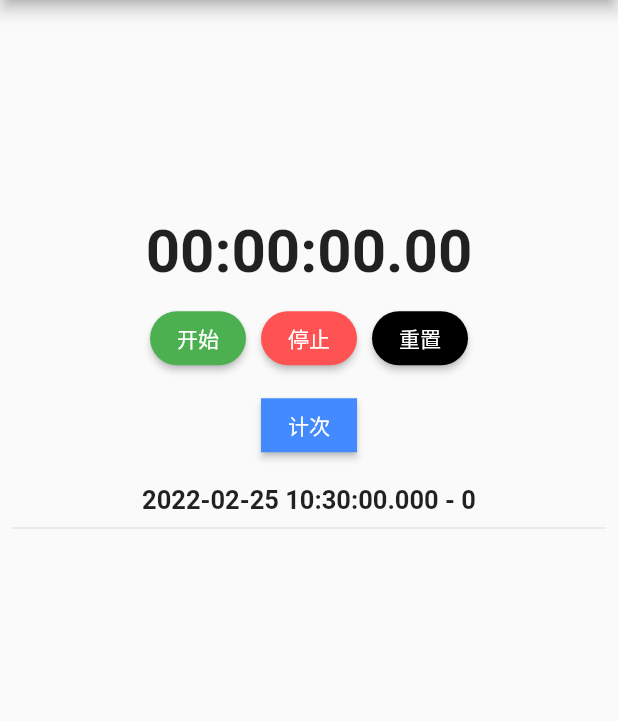
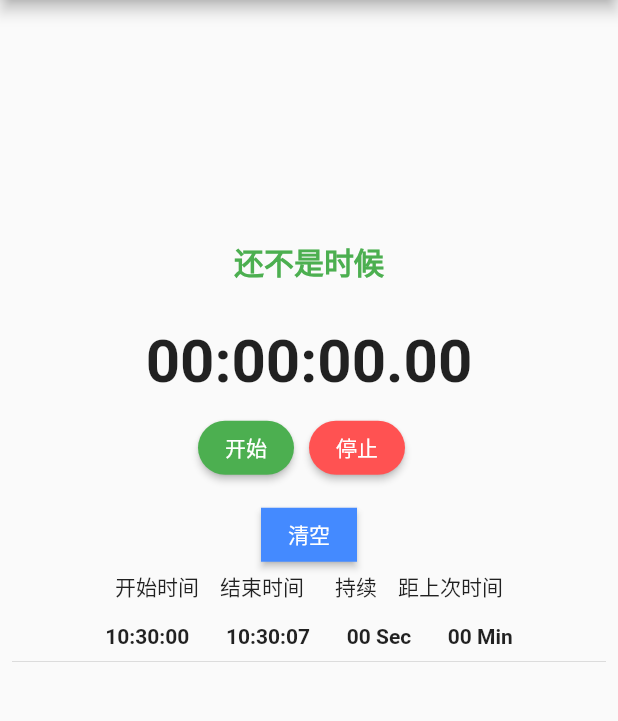
Before and after one commit to MuziLee-noob/gs_timer_mobile, a Flutter app: the screen it shows after launch, after a tap on "停止", on a phone screen of 412 x 824 dp, the part 84-805 px from its top. Run offline on Flutter 3.47's test engine with Material 2 defaults, Android fonts, the phone set to English and light mode, and no system bars; our stand-ins replace stop_watch_timer.

Commit message:
[feat] 完善时间列表；增加提醒功能

```diff
--- a/lib/main.dart
+++ b/lib/main.dart
@@ -44,6 +44,7 @@
   final _isHours = true;
   final _scrollController = ScrollController();
   final timeList = <TimeRecord>[];
+  bool emergency = false;
 
   @override
   void dispose() {
@@ -63,6 +64,37 @@
         child: Column(
           mainAxisAlignment: MainAxisAlignment.center,
           children: [
+            Container(
+                height: 50,
+                margin: const EdgeInsets.all(8),
+                child: StreamBuilder<bool>(
+                  stream: Stream.periodic(const Duration(milliseconds: 500), (value) {
+                    return emergency;
+                  }),
+                  initialData: emergency,
+                  builder: (context, snapshot) {
+                    final value = snapshot.data!;
+                    if (value) {
+                      return const Text(
+                        "你快生了",
+                        style: TextStyle(
+                            fontSize: 20, fontWeight: FontWeight.bold, color: Colors.red),
+                      );
+                    } else {
+                      return const Text(
+                        "还不是时候",
+                        style: TextStyle(
+                            fontSize: 20, fontWeight: FontWeight.bold, color: Colors.green),
+                      );
+                    }
+                  },
+                )
+/*              child: Text(
+                "状态：${(emergency ? "你快生了" : "还不是时候")}",
+                style: const TextStyle(
+                    fontSize: 14, fontWeight: FontWeight.bold, color: Colors.red),
+              ),*/
+            ),
             StreamBuilder<int>(
                 stream: _stopWatchTimer.rawTime,
                 initialData: _stopWatchTimer.rawTime.value,
@@ -111,27 +143,15 @@
                   ),
                   onPressed: () {
                     _stopWatchTimer.onExecute.add(StopWatchExecute.stop);
+                    timeRecord.endTime = DateTime.now();
                     timeRecord.interval = _stopWatchTimer.rawTime.value;
                     timeList.add(timeRecord);
+                    // 停止stream
                   },
                   child: const Text('停止'),
                 ),
                 const SizedBox(
                   width: 10.0,
-                ),
-                /**
-                 * 重置按钮
-                 */
-                ElevatedButton(
-                  style: ElevatedButton.styleFrom(
-                    primary: Colors.black,
-                    padding: const EdgeInsets.all(4),
-                    shape: const StadiumBorder(),
-                  ),
-                  onPressed: () {
-                    _stopWatchTimer.onExecute.add(StopWatchExecute.reset);
-                  },
-                  child: const Text('重置'),
                 ),
               ],
             ),
@@ -145,15 +165,26 @@
                 shape: const BeveledRectangleBorder(),
               ),
               onPressed: () {
-                _stopWatchTimer.onExecute.add(StopWatchExecute.lap);
+                _stopWatchTimer.onExecute.add(StopWatchExecute.reset);
+                timeList.clear();
+                setState(() {
+                  emergency = false;
+                });
               },
-              child: const Text('计次'),
+              child: const Text('清空'),
+            ),
+            const SizedBox(
+              height: 20.0,
+              child: Text(
+                '开始时间    结束时间      持续    距上次时间',
+                style: TextStyle(fontSize: 14, fontWeight: FontWeight.normal),
+              ),
             ),
             Container(
-              height: 300,
+              height: 200,
               margin: const EdgeInsets.all(8),
               child: StreamBuilder<List<TimeRecord>>(
-                stream: Stream.periodic(const Duration(seconds: 1), (value) {
+                stream: Stream.periodic(const Duration(milliseconds: 500), (value) {
                   return timeList;
                 }),
                 initialData: timeList,
@@ -172,14 +203,24 @@
                     controller: _scrollController,
                     itemBuilder: (context, index) {
                       final data = value[index];
+                      Duration timeDiff = const Duration();
+                      if (index >= 1) {
+                        final lastData = value[index - 1];
+                        timeDiff = data.startTime.difference(lastData.endTime);
+                        if (timeDiff.inMinutes < 10) {
+                          if (emergency == false) {
+                            emergency = true;
+                          }
+                        }
+                      }
                       return Column(
                         children: [
                           Padding(
                             padding: const EdgeInsets.all(8.0),
                             child: Text(
-                              '${data.startTime.toLocal()} - ${data.interval}',
+                              '${data.formatStartTime()}       ${data.formatEndTime()}       ${(data.interval / 1000).ceil().toString().padLeft(2, '0')} Sec       ${timeDiff.inMinutes.toString().padLeft(2, '0')} Min',
                               style: const TextStyle(
-                                  fontSize: 17, fontWeight: FontWeight.bold),
+                                  fontSize: 14, fontWeight: FontWeight.bold),
                             ),
                           ),
                           const Divider(
@@ -192,7 +233,7 @@
                   );
                 },
               ),
-            )
+            ),
           ],
         ),
       ),
@@ -202,10 +243,17 @@
 
 class TimeRecord {
   DateTime startTime = DateTime.now();
+  DateTime endTime = DateTime.now();
   int interval = 0;
 
   @override
   String toString() {
     return startTime.toString() + '-' + interval.toString();
   }
+  String formatStartTime() {
+    return "${startTime.hour.toString().padLeft(2,'0')}:${startTime.minute.toString().padLeft(2,'0')}:${startTime.second.toString().padLeft(2,'0')}";
+  }
+  String formatEndTime() {
+    return "${endTime.hour.toString().padLeft(2,'0')}:${endTime.minute.toString().padLeft(2,'0')}:${endTime.second.toString().padLeft(2,'0')}";
+  }
 }
```
